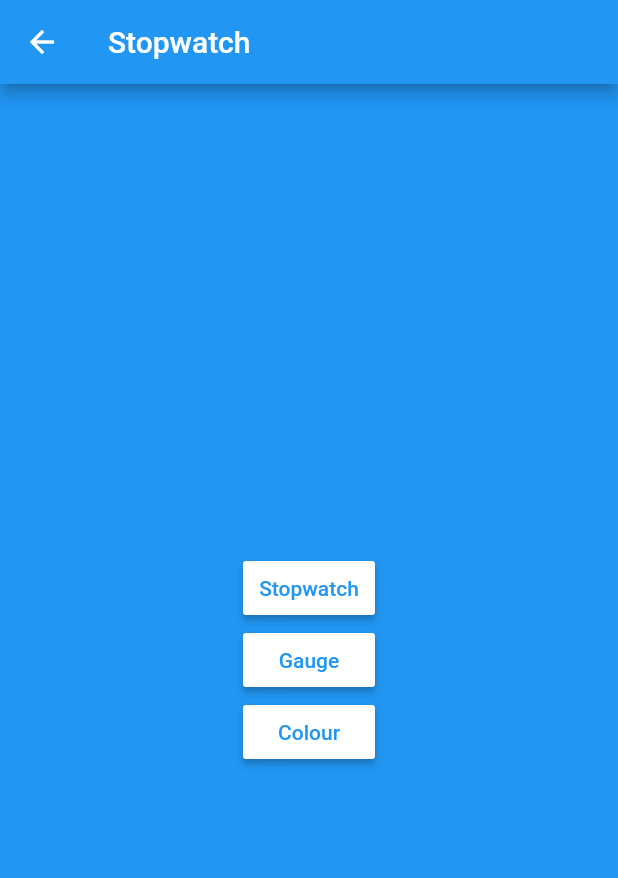
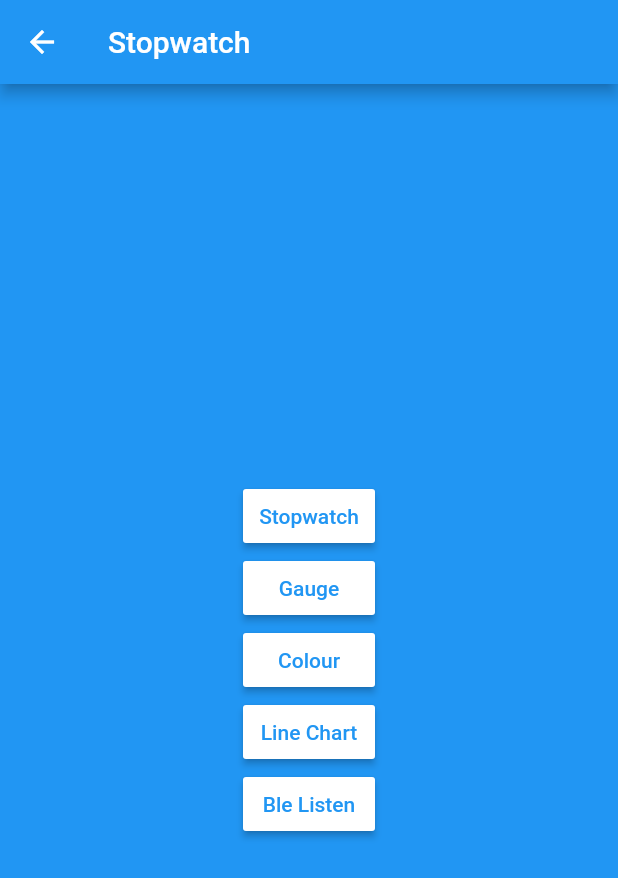
Before and after one commit to cpechhacker/flutter_ble, a Flutter app: the screen it shows after launch, after a tap on "Widget Selection", on a phone screen of 412 x 824 dp. Shown: the top 878 px of the screen. Run offline on Flutter 3.47's test engine with Material 2 defaults, Android fonts, the phone set to English and light mode, and no system bars; our stand-ins replace flutter_blue, flutter_colorpicker, stop_watch_timer, syncfusion_flutter_gauges; missing offline and left inert: fl_animated_linechart.

Commit message:
add BLE Listen Widget

```diff
--- a/lib/WidgetSelection.dart
+++ b/lib/WidgetSelection.dart
@@ -2,7 +2,8 @@ import 'package:flutter/material.dart';
 import 'package:flutter_ble_cp/stopwatch.dart';
 import 'package:flutter_ble_cp/WidgetGauge.dart';
 import 'package:flutter_ble_cp/WidgetColor.dart';
-
+import 'package:flutter_ble_cp/WidgetLineChart.dart';
+import 'package:flutter_ble_cp/BluetoothListen.dart';
 
 class SelectionWidget extends StatefulWidget {
   @override
@@ -47,6 +48,22 @@ class _SelectionWidgetState extends State {
                 textColor: Colors.blue,
                 padding: EdgeInsets.fromLTRB(10, 10, 10, 10),
                 splashColor: Colors.grey,
+              ),
+              RaisedButton(
+                child: Text("Line Chart"),
+                onPressed: _startLineChart,
+                color: Colors.white,
+                textColor: Colors.blue,
+                padding: EdgeInsets.fromLTRB(10, 10, 10, 10),
+                splashColor: Colors.grey,
+              ),
+              RaisedButton(
+                child: Text("Ble Listen"),
+                onPressed: _startBleListen,
+                color: Colors.white,
+                textColor: Colors.blue,
+                padding: EdgeInsets.fromLTRB(10, 10, 10, 10),
+                splashColor: Colors.grey,
               )
             ],
           ),
@@ -75,4 +92,16 @@ class _SelectionWidgetState extends State {
     );
   }
 
+  void _startLineChart() {
+    Navigator.of(context).push(
+      MaterialPageRoute(builder: (context) =>LineChartApp()),
+    );
+  }
+
+  void _startBleListen() {
+    Navigator.of(context).push(
+      MaterialPageRoute(builder: (context) =>BleListenWidget()),
+    );
+  }
+
 }
```
